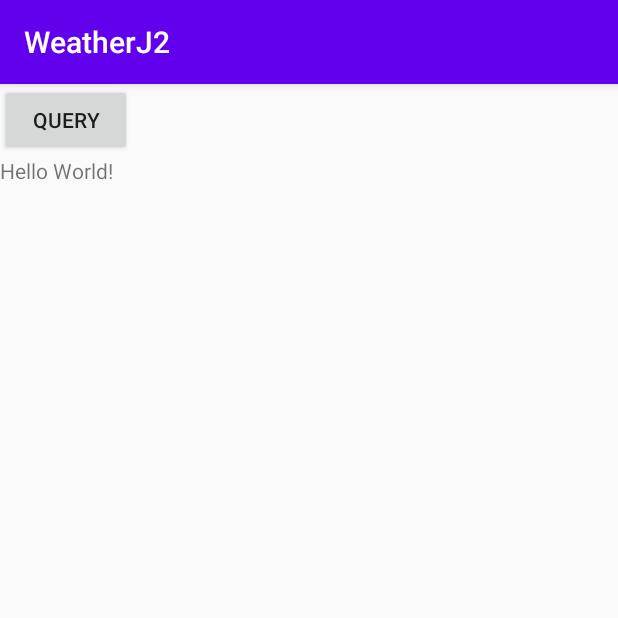
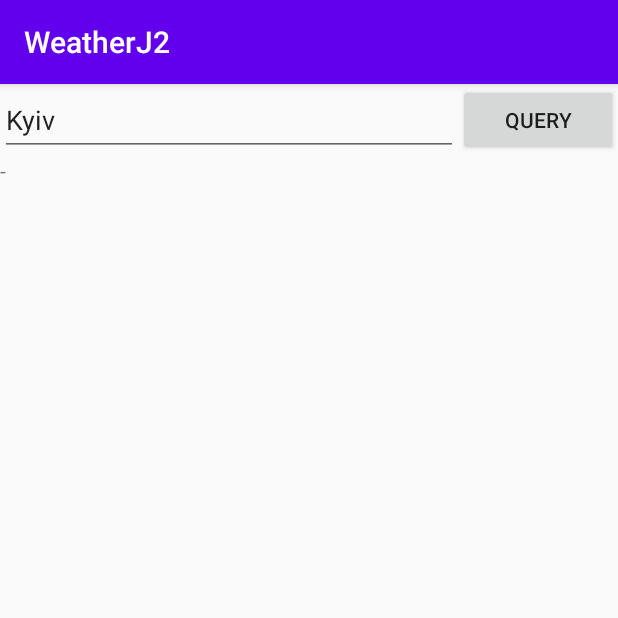
Before and after one commit to GeorgeBobrov/WeatherJ, an Android app: the screen it shows after launch (MainActivity), on a phone screen of 412 x 824 dp, the top half of it. Run offline under Robolectric (Android 15) with nearby library versions, the phone set to English and light mode, and no system bars.

```diff
--- a/app/src/main/AndroidManifest.xml
+++ b/app/src/main/AndroidManifest.xml
@@ -9,7 +9,8 @@
         android:roundIcon="@mipmap/ic_launcher_round"
         android:supportsRtl="true"
         android:theme="@style/AppTheme">
-        <activity android:name=".MainActivity">
+        <activity android:name=".MainActivity"
+            android:configChanges="keyboardHidden|orientation|screenSize">
             <intent-filter>
                 <action android:name="android.intent.action.MAIN" />
 
--- a/app/src/main/res/layout/activity_main.xml
+++ b/app/src/main/res/layout/activity_main.xml
@@ -16,18 +16,39 @@
         app:layout_constraintStart_toStartOf="parent"
         app:layout_constraintTop_toTopOf="parent">
 
-        <Button
-            android:id="@+id/buttonQuery"
-            android:layout_width="wrap_content"
+        <LinearLayout
+            android:id="@+id/linearLayoutH"
+            android:layout_width="match_parent"
             android:layout_height="wrap_content"
-            android:onClick="buttonQueryClick"
-            android:text="Query" />
+            android:focusableInTouchMode="true"
+            android:orientation="horizontal">
+
+            <EditText
+                android:id="@+id/editCity"
+                android:layout_width="wrap_content"
+                android:layout_height="match_parent"
+                android:layout_weight="5"
+                android:ems="10"
+                android:inputType="textPersonName"
+                android:text="Kyiv" />
+
+            <Button
+                android:id="@+id/buttonQuery"
+                android:layout_width="wrap_content"
+                android:layout_height="wrap_content"
+                android:layout_weight="1"
+                android:onClick="buttonQueryClick"
+                android:text="Query" />
+
+        </LinearLayout>
 
         <TextView
             android:id="@+id/textResponse"
             android:layout_width="match_parent"
-            android:layout_height="569dp"
-            android:text="Hello World!" />
+            android:layout_height="match_parent"
+            android:scrollbars="vertical"
+            android:text="-" />
+
     </LinearLayout>
 
 </androidx.constraintlayout.widget.ConstraintLayout>
```
Also changed, not shown: app/src/main/java/com/example/weatherj2/MainActivity.java (+92 -8 lines).
